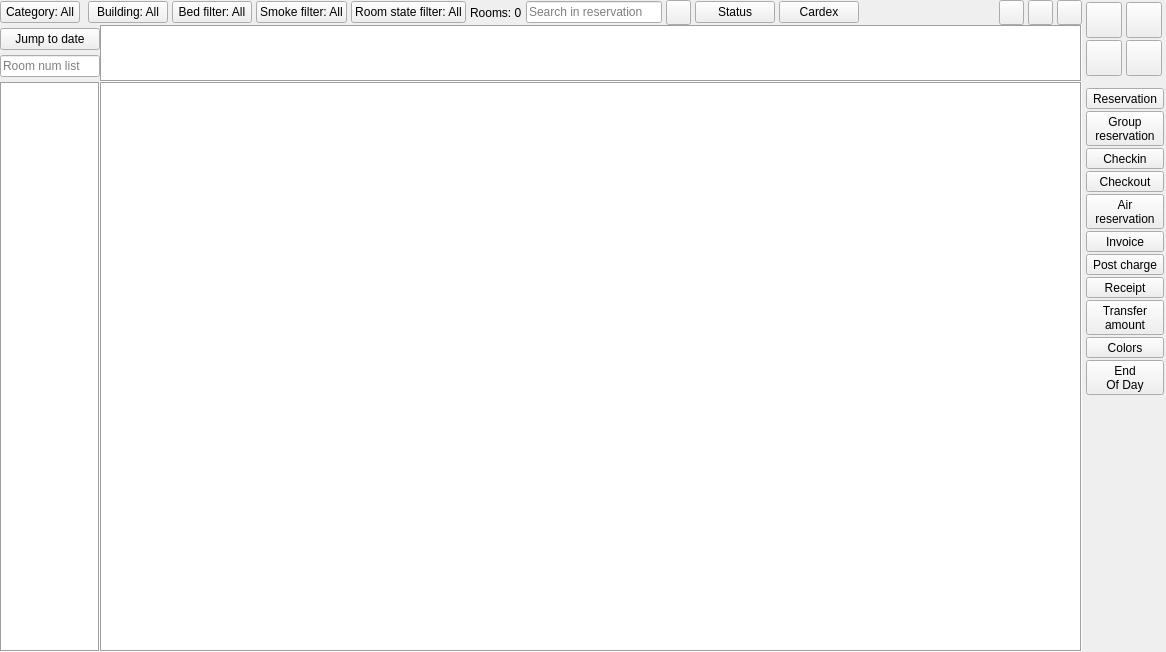
The window that Resort/wmaindesk.ui (End1-1/Resort) describes before a commit, drawn with Qt 5.
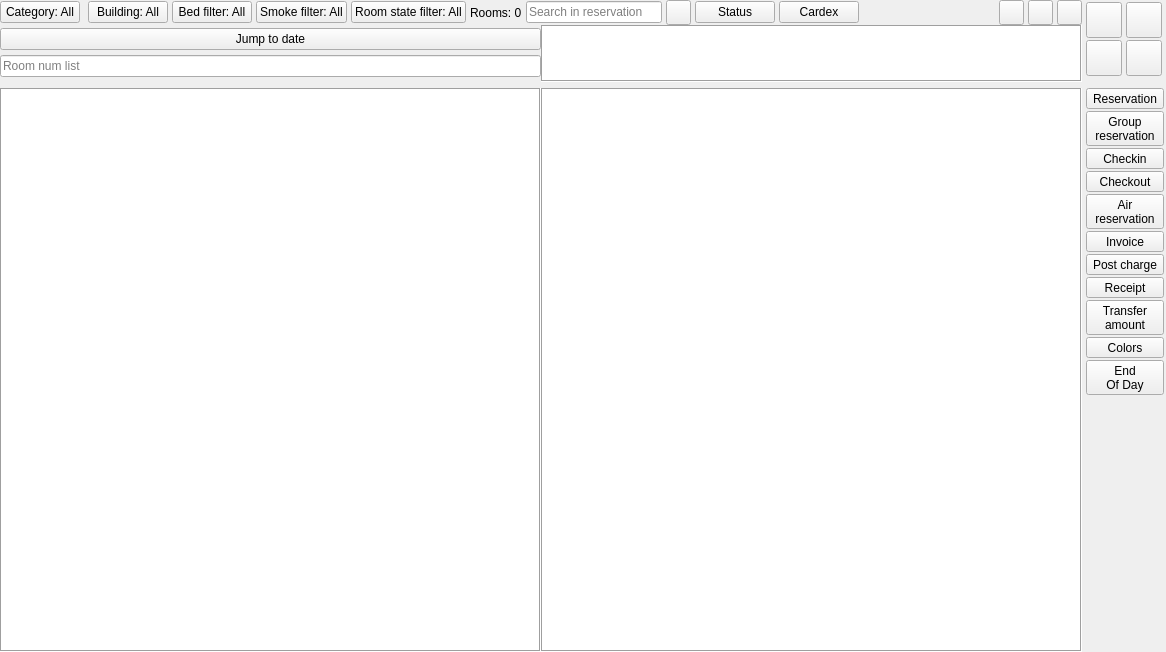
The same window after the commit. Icons and pictures are not drawn.

Diff of the .ui file:
```diff
--- a/Resort/wmaindesk.ui
+++ b/Resort/wmaindesk.ui
@@ -314,7 +314,7 @@
     <widget class="QWidget" name="widget_2" native="true">
      <property name="minimumSize">
       <size>
-       <width>100</width>
+       <width>0</width>
        <height>0</height>
       </size>
      </property>
@@ -331,7 +331,7 @@
       <property name="bottomMargin">
        <number>0</number>
       </property>
-      <property name="spacing">
+      <property name="horizontalSpacing">
        <number>0</number>
       </property>
       <item row="0" column="1">
@@ -365,7 +365,7 @@
           <rect>
            <x>0</x>
            <y>0</y>
-           <width>980</width>
+           <width>539</width>
            <height>55</height>
           </rect>
          </property>
@@ -502,86 +502,6 @@
         </widget>
        </widget>
       </item>
-      <item row="1" column="0">
-       <widget class="QScrollArea" name="saRoom">
-        <property name="maximumSize">
-         <size>
-          <width>100</width>
-          <height>16777215</height>
-         </size>
-        </property>
-        <property name="frameShape">
-         <enum>QFrame::Box</enum>
-        </property>
-        <property name="verticalScrollBarPolicy">
-         <enum>Qt::ScrollBarAlwaysOff</enum>
-        </property>
-        <property name="horizontalScrollBarPolicy">
-         <enum>Qt::ScrollBarAlwaysOff</enum>
-        </property>
-        <property name="widgetResizable">
-         <bool>true</bool>
-        </property>
-        <widget class="QWidget" name="scrollAreaWidgetContents">
-         <property name="geometry">
-          <rect>
-           <x>0</x>
-           <y>0</y>
-           <width>96</width>
-           <height>563</height>
-          </rect>
-         </property>
-         <layout class="QHBoxLayout" name="horizontalLayout">
-          <property name="spacing">
-           <number>0</number>
-          </property>
-          <property name="leftMargin">
-           <number>0</number>
-          </property>
-          <property name="topMargin">
-           <number>0</number>
-          </property>
-          <property name="rightMargin">
-           <number>0</number>
-          </property>
-          <property name="bottomMargin">
-           <number>0</number>
-          </property>
-          <item>
-           <widget class="QTableWidget" name="tblRoom">
-            <property name="focusPolicy">
-             <enum>Qt::NoFocus</enum>
-            </property>
-            <property name="frameShape">
-             <enum>QFrame::NoFrame</enum>
-            </property>
-            <property name="verticalScrollBarPolicy">
-             <enum>Qt::ScrollBarAlwaysOff</enum>
-            </property>
-            <property name="horizontalScrollBarPolicy">
-             <enum>Qt::ScrollBarAlwaysOff</enum>
-            </property>
-            <property name="editTriggers">
-             <set>QAbstractItemView::NoEditTriggers</set>
-            </property>
-            <attribute name="horizontalHeaderVisible">
-             <bool>false</bool>
-            </attribute>
-            <attribute name="verticalHeaderVisible">
-             <bool>false</bool>
-            </attribute>
-            <attribute name="verticalHeaderDefaultSectionSize">
-             <number>25</number>
-            </attribute>
-            <attribute name="verticalHeaderHighlightSections">
-             <bool>false</bool>
-            </attribute>
-           </widget>
-          </item>
-         </layout>
-        </widget>
-       </widget>
-      </item>
       <item row="1" column="1">
        <widget class="QScrollArea" name="saMain">
         <property name="frameShape">
@@ -604,8 +524,8 @@
           <rect>
            <x>0</x>
            <y>0</y>
-           <width>980</width>
-           <height>563</height>
+           <width>539</width>
+           <height>557</height>
           </rect>
          </property>
          <layout class="QVBoxLayout" name="verticalLayout">
@@ -653,6 +573,116 @@
         </widget>
        </widget>
       </item>
+      <item row="1" column="0">
+       <widget class="QWidget" name="wRoom" native="true">
+        <property name="minimumSize">
+         <size>
+          <width>0</width>
+          <height>0</height>
+         </size>
+        </property>
+        <layout class="QVBoxLayout" name="verticalLayout_4">
+         <property name="spacing">
+          <number>0</number>
+         </property>
+         <property name="leftMargin">
+          <number>0</number>
+         </property>
+         <property name="topMargin">
+          <number>0</number>
+         </property>
+         <property name="rightMargin">
+          <number>0</number>
+         </property>
+         <property name="bottomMargin">
+          <number>0</number>
+         </property>
+         <item>
+          <widget class="QScrollArea" name="saRoom">
+           <property name="maximumSize">
+            <size>
+             <width>16777215</width>
+             <height>16777215</height>
+            </size>
+           </property>
+           <property name="frameShape">
+            <enum>QFrame::Box</enum>
+           </property>
+           <property name="verticalScrollBarPolicy">
+            <enum>Qt::ScrollBarAlwaysOff</enum>
+           </property>
+           <property name="horizontalScrollBarPolicy">
+            <enum>Qt::ScrollBarAlwaysOff</enum>
+           </property>
+           <property name="widgetResizable">
+            <bool>true</bool>
+           </property>
+           <widget class="QWidget" name="scrollAreaWidgetContents">
+            <property name="geometry">
+             <rect>
+              <x>0</x>
+              <y>0</y>
+              <width>539</width>
+              <height>557</height>
+             </rect>
+            </property>
+            <layout class="QHBoxLayout" name="horizontalLayout">
+             <property name="spacing">
+              <number>0</number>
+             </property>
+             <property name="leftMargin">
+              <number>0</number>
+             </property>
+             <property name="topMargin">
+              <number>0</number>
+             </property>
+             <property name="rightMargin">
+              <number>0</number>
+             </property>
+             <property name="bottomMargin">
+              <number>0</number>
+             </property>
+             <item>
+              <widget class="QTableWidget" name="tblRoom">
+               <property name="focusPolicy">
+                <enum>Qt::NoFocus</enum>
+               </property>
+               <property name="frameShape">
+                <enum>QFrame::NoFrame</enum>
+               </property>
+               <property name="verticalScrollBarPolicy">
+                <enum>Qt::ScrollBarAlwaysOff</enum>
+               </property>
+               <property name="horizontalScrollBarPolicy">
+                <enum>Qt::ScrollBarAlwaysOff</enum>
+               </property>
+               <property name="editTriggers">
+                <set>QAbstractItemView::NoEditTriggers</set>
+               </property>
+               <attribute name="horizontalHeaderVisible">
+                <bool>false</bool>
+               </attribute>
+               <attribute name="horizontalHeaderDefaultSectionSize">
+                <number>250</number>
+               </attribute>
+               <attribute name="verticalHeaderVisible">
+                <bool>false</bool>
+               </attribute>
+               <attribute name="verticalHeaderDefaultSectionSize">
+                <number>25</number>
+               </attribute>
+               <attribute name="verticalHeaderHighlightSections">
+                <bool>false</bool>
+               </attribute>
+              </widget>
+             </item>
+            </layout>
+           </widget>
+          </widget>
+         </item>
+        </layout>
+       </widget>
+      </item>
       <item row="0" column="0">
        <layout class="QVBoxLayout" name="verticalLayout_3">
         <property name="spacing">
@@ -684,7 +714,7 @@
           </property>
           <property name="maximumSize">
            <size>
-            <width>100</width>
+            <width>16777215</width>
             <height>16777215</height>
            </size>
           </property>
```
Left out of the diff: 2 changed lines with no effect on the pictures.
